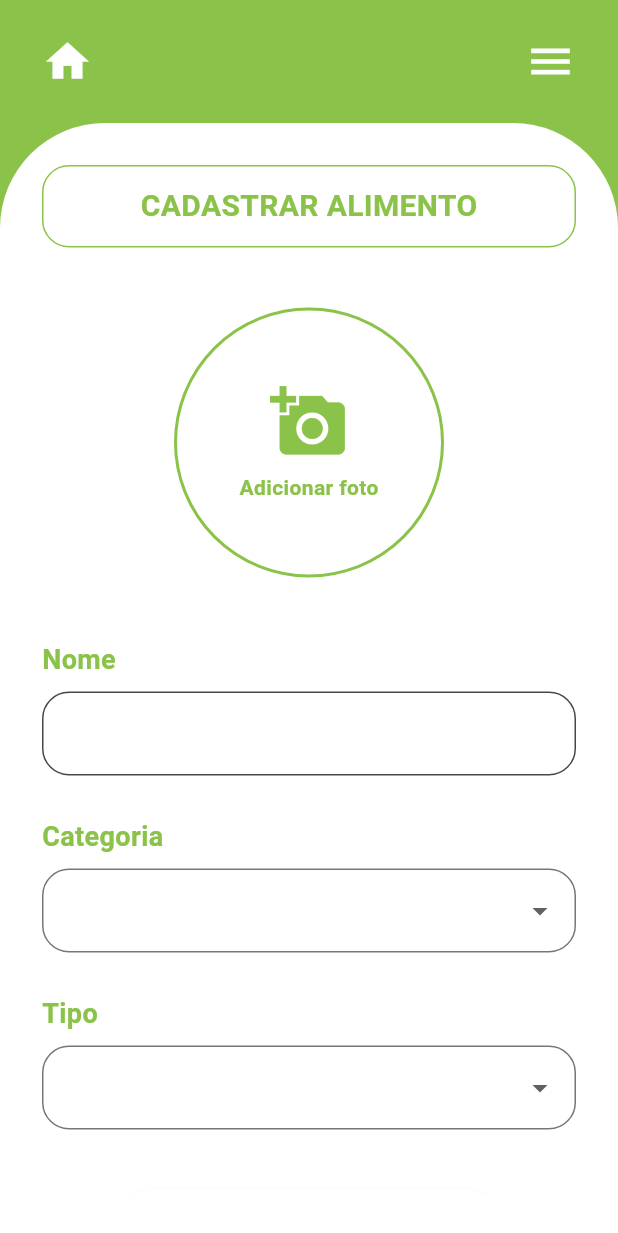
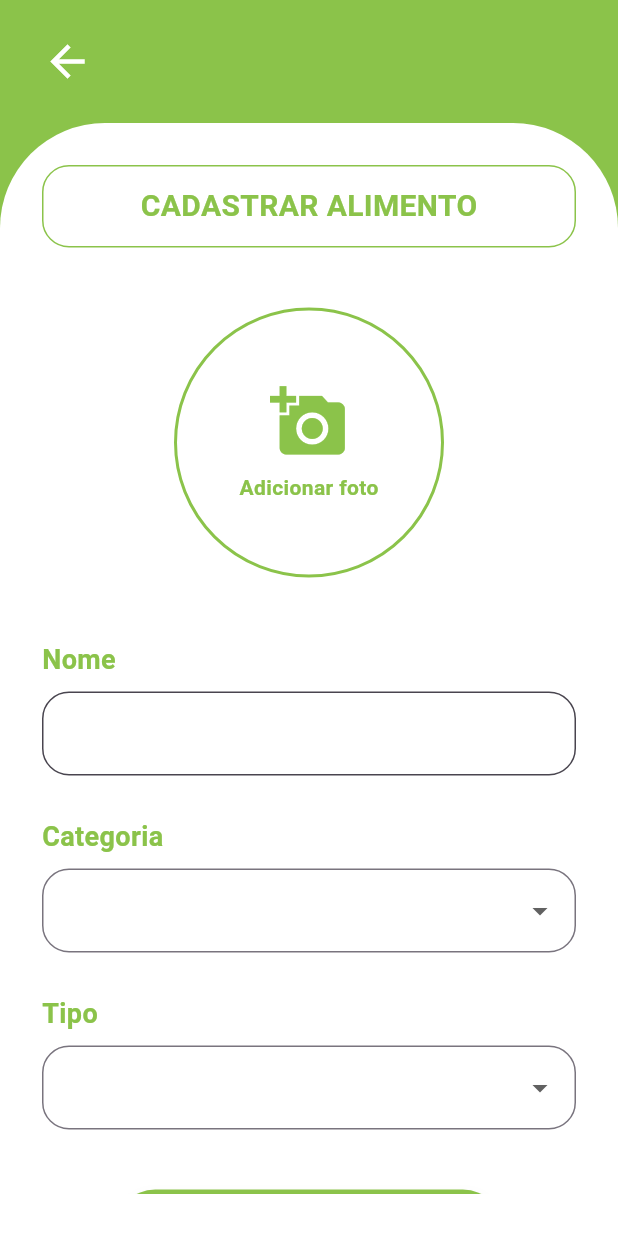
Before and after one commit to maiaraborsatti/meu-cardapio-app, a Flutter app: the CadastroAlimentoScreen screen opened by its route, on a phone screen of 412 x 824 dp. Shown: the top 1233 px of the screen. Run offline on Flutter 3.47's test engine with Material 3 defaults, Android fonts, the phone set to English and light mode, and no system bars; our stand-ins replace image_picker, share_plus, shared_preferences, sqflite; accounts and stored records are empty.

```diff
--- a/lib/screens/cadastro_alimento_screen.dart
+++ b/lib/screens/cadastro_alimento_screen.dart
@@ -171,11 +171,7 @@ class _CadastroAlimentoScreenState
                     ),
                   ),
 
-                  const AppIcon(
-                    AppIcons.menu,
-                    color: Colors.white,
-                    size: 34,
-                  ),
+
                 ],
               ),
             ),
@@ -532,11 +528,10 @@ class _CadastroAlimentoScreenState
                       ),
 
                       CustomButton(
-                        text:
-                            'ADICIONAR',
-
-                        onPressed:
-                            cadastrarAlimento,
+                        text: 'ADICIONAR',
+                        backgroundColor: AppColors.primaryGreen,
+                        textColor: AppColors.white,
+                        onPressed: cadastrarAlimento,
                       ),
 
                       const SizedBox(
--- a/lib/theme/app_icons.dart
+++ b/lib/theme/app_icons.dart
@@ -4,7 +4,7 @@ import 'app_colors.dart';
 class AppIcons {
 
   // Navegação
-  static const home = Icons.home;
+  static const home = Icons.arrow_back;
   static const busca = Icons.search;
   static const add = Icons.add_circle;
   static const creditos = Icons.receipt_long;
--- a/lib/widgets/custom_button.dart
+++ b/lib/widgets/custom_button.dart
@@ -5,10 +5,15 @@ class CustomButton extends StatelessWidget {
   final String text;
   final VoidCallback onPressed;
 
+  final Color? backgroundColor;
+  final Color? textColor;
+
   const CustomButton({
     super.key,
     required this.text,
     required this.onPressed,
+    this.backgroundColor,
+    this.textColor,
   });
 
   @override
@@ -18,7 +23,7 @@ class CustomButton extends StatelessWidget {
       height: 55,
       child: ElevatedButton(
         style: ElevatedButton.styleFrom(
-          backgroundColor: AppColors.white,
+          backgroundColor: backgroundColor ?? AppColors.white,
           elevation: 6,
           shadowColor: AppColors.shadow,
           shape: RoundedRectangleBorder(
@@ -28,8 +33,8 @@ class CustomButton extends StatelessWidget {
         onPressed: onPressed,
         child: Text(
           text,
-          style: const TextStyle(
-            color: AppColors.primaryGreen,
+          style: TextStyle(
+            color: textColor ?? AppColors.primaryGreen,
             fontWeight: FontWeight.bold,
             fontSize: 18,
           ),
```
Also changed, not shown: lib/screens/busca_cardapios_screen.dart (+11 -10 lines), lib/screens/cadastro_cardapio_screen.dart (+4 -5 lines), lib/screens/detalhes_cardapios_screen.dart (+2 -7 lines), lib/widgets/alimento_card.dart (+30 -38 lines).
